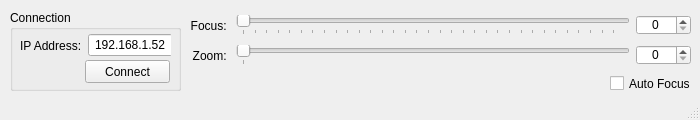
First picture: the form in so_gui_qt/src/so_gui_control.ui, repository davemers0160/edt_pdv_test, before the edit.
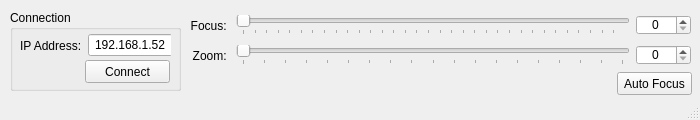
Second picture: the form after the edit.

What changed in the file:
```diff
--- a/so_gui_qt/src/so_gui_control.ui
+++ b/so_gui_qt/src/so_gui_control.ui
@@ -233,7 +233,7 @@
         <number>18</number>
        </property>
        <property name="pageStep">
-        <number>50</number>
+        <number>1</number>
        </property>
        <property name="tracking">
         <bool>false</bool>
@@ -245,7 +245,7 @@
         <enum>QSlider::TicksBelow</enum>
        </property>
        <property name="tickInterval">
-        <number>500</number>
+        <number>1</number>
        </property>
       </widget>
      </item>
@@ -279,13 +279,13 @@
      </item>
     </layout>
    </widget>
-   <widget class="QCheckBox" name="af_cb">
+   <widget class="QPushButton" name="af_btn">
     <property name="geometry">
      <rect>
-      <x>610</x>
-      <y>75</y>
-      <width>81</width>
-      <height>17</height>
+      <x>617</x>
+      <y>72</y>
+      <width>75</width>
+      <height>23</height>
      </rect>
     </property>
     <property name="text">
```
Left out of the diff: 2 changed lines with no effect on the pictures.
